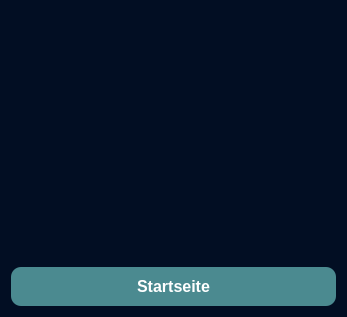
Qt form WerWirdMillionear/win.ui (HoussemHfasa/-Wer-wird-Millionear) before a commit.
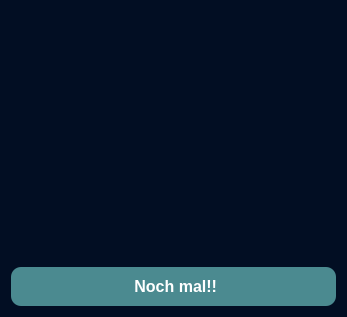
The same form after that commit. Icons and pictures are not drawn.

Patch:
```diff
--- a/WerWirdMillionear/win.ui
+++ b/WerWirdMillionear/win.ui
@@ -41,7 +41,7 @@
 border-radius: 10px;</string>
        </property>
        <property name="text">
-        <string>Startseite</string>
+        <string> Noch mal!!</string>
        </property>
       </widget>
      </item>
```
